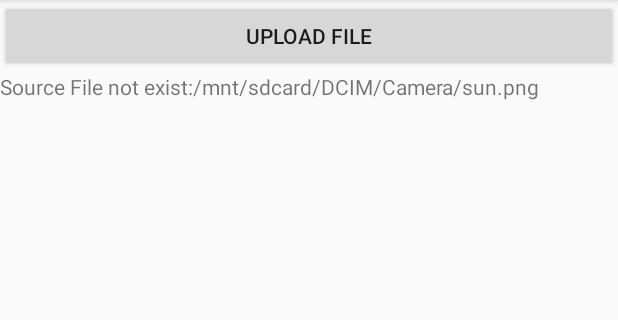
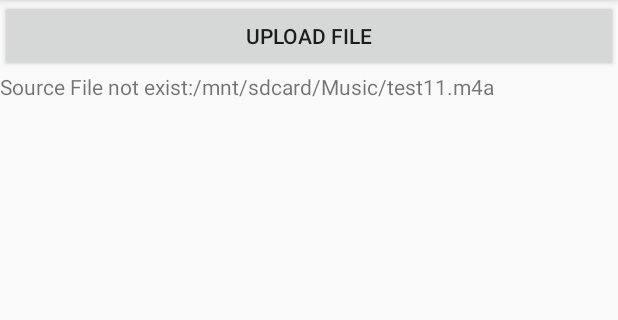
Before and after one commit to jinzzam/MusicInstrumentLessoner, an Android app: the screen it shows after launch (MainActivity), after a tap on "UPLOAD FILE", on a phone screen of 412 x 824 dp, the part 84-404 px from its top. Run offline under Robolectric (Android 15) with nearby library versions, the phone set to English and light mode, and no system bars.

Commit message:
Merge branch 'fileup' of https://github.com/jinzzam/MusicInstrumentLessoner into fileup

```diff
--- a/fileupAndroid/app/src/main/java/com/example/leejeongmin/fileupandroid/MainActivity.java
+++ b/fileupAndroid/app/src/main/java/com/example/leejeongmin/fileupandroid/MainActivity.java
@@ -27,8 +27,8 @@ public class MainActivity extends AppCompatActivity {
     String upLoadServerUri = null;
 
     //file path
-    final String uploadFilePath = "/mnt/sdcard/DCIM/Camera/";
-    final String uploadFileName = "sun.png";
+    final String uploadFilePath = "/mnt/sdcard/Music/";
+    final String uploadFileName = "test11.m4a";
 
     @Override
     protected void onCreate(Bundle savedInstanceState) {
```
Also changed, not shown: 1 other file.
